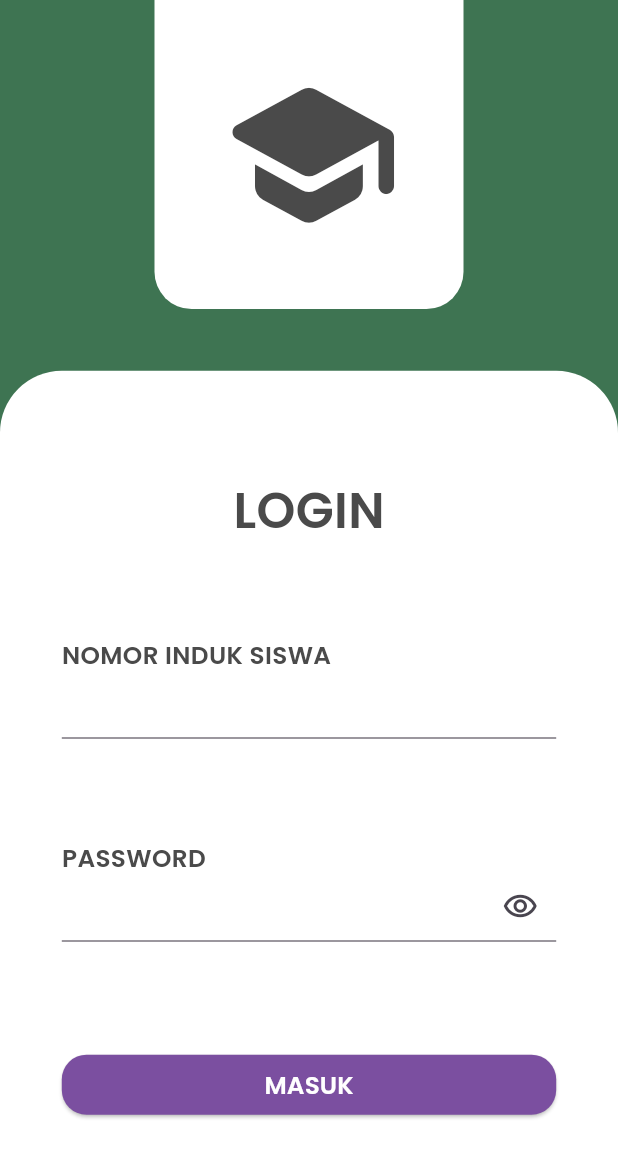
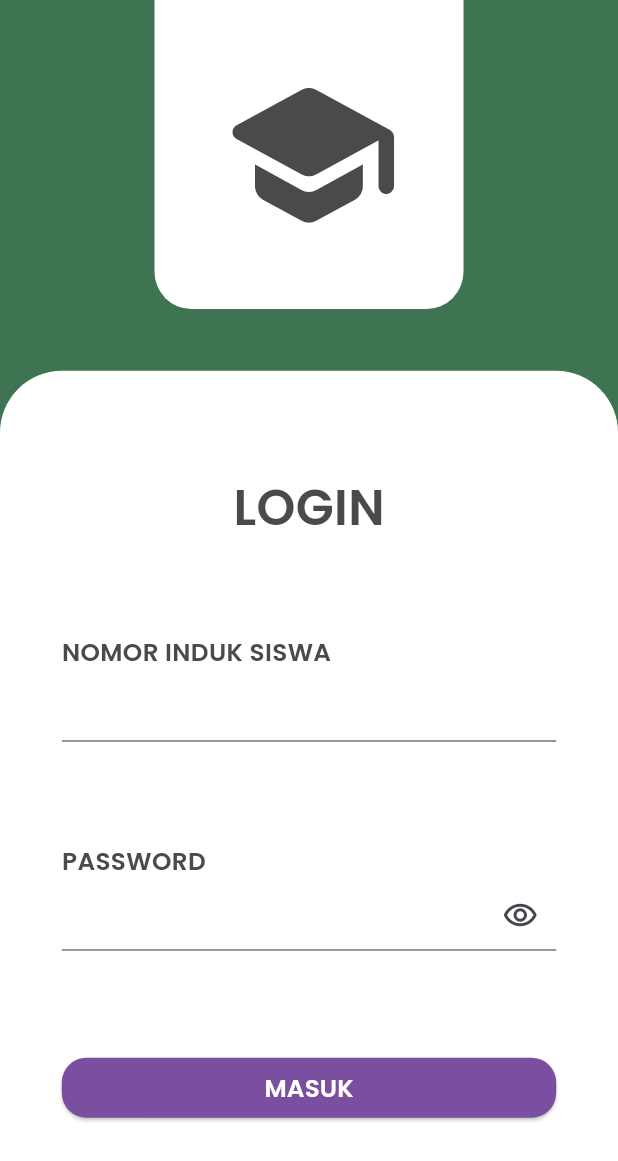
Before and after one commit to nunoerlangga/apk-absensi, a Flutter app: the screen it shows after launch, on a phone screen of 412 x 824 dp. Shown: the top 1161 px of the screen. Run offline on Flutter 3.47's test engine with Material 3 defaults, Android fonts, the light colour scheme and no system bars; our stand-ins replace gap.

Commit message:
revisi_2_loginpage

```diff
--- a/lib/pages/login_page.dart
+++ b/lib/pages/login_page.dart
@@ -84,11 +84,15 @@ class _LoginPageState extends State<LoginPage> {
                             color: AppColor.secondary,
                             fontSize: width * 0.04,
                             fontFamily: 'Poppins',
-                            height: 1,
                           ),
                         ),
                       ),
                       TextField(
+                        style: TextStyle(
+                          color: AppColor.secondary,
+                          fontSize: width * 0.04,
+                          fontFamily: 'Poppins',
+                        ),
                         decoration: InputDecoration(
                           focusedBorder: UnderlineInputBorder(
                             borderSide: BorderSide(
@@ -112,11 +116,15 @@ class _LoginPageState extends State<LoginPage> {
                             color: AppColor.secondary,
                             fontSize: width * 0.04,
                             fontFamily: 'Poppins',
-                            height: 1,
                           ),
                         ),
                       ),
                       TextField(
+                        style: TextStyle(
+                          color: AppColor.secondary,
+                          fontSize: width * 0.04,
+                          fontFamily: 'Poppins',
+                        ),
                         obscureText: _obscure,
                         controller: _passwordController,
                         decoration: InputDecoration(
@@ -157,7 +165,6 @@ class _LoginPageState extends State<LoginPage> {
                           color: AppColor.background,
                           fontSize: width * 0.04,
                           fontFamily: 'Poppins',
-                          height: 1,
                         ),
                       ),
                     ),
```
